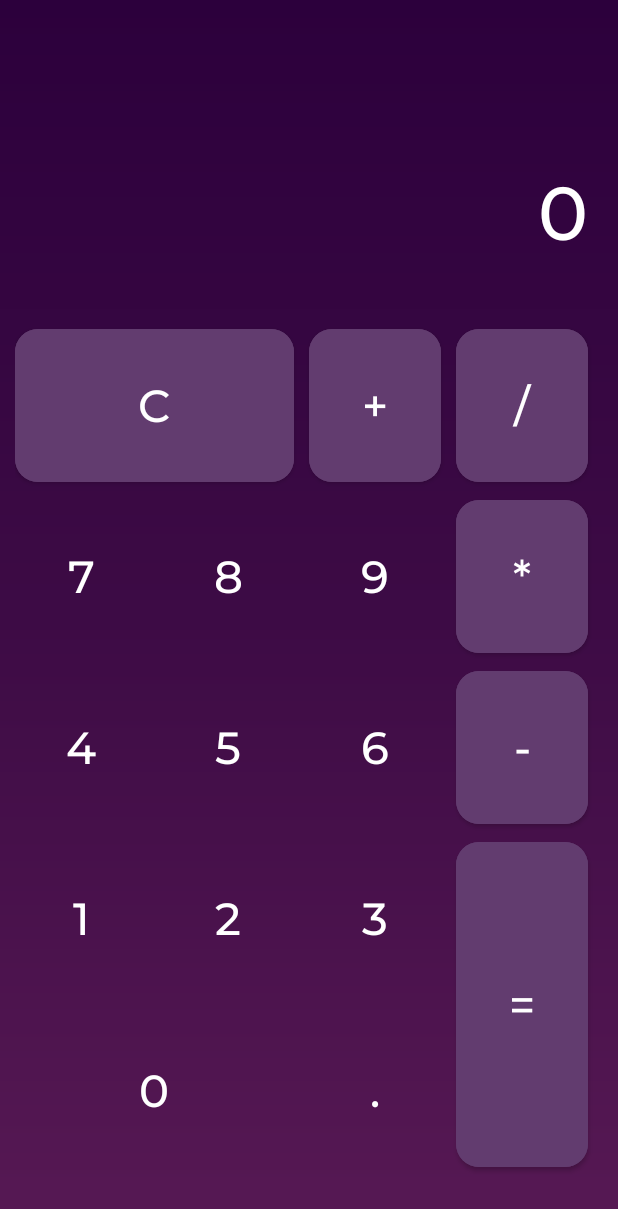
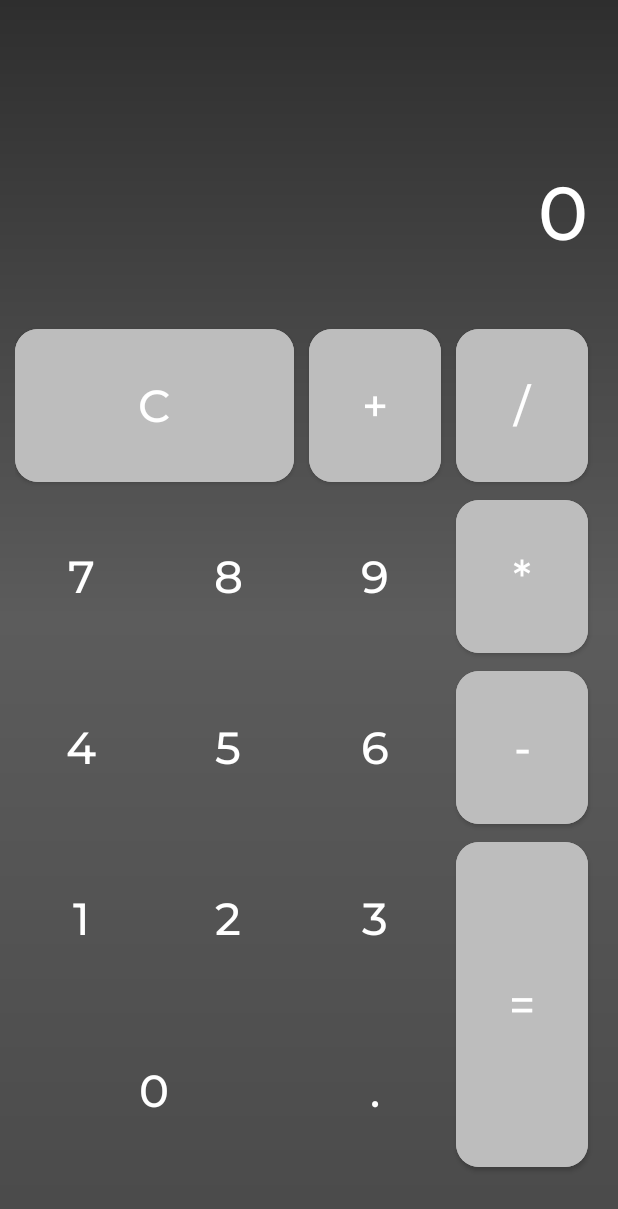
Before and after one commit to vijaypatel5015/Calculator, an Android app: the screen it shows after launch (MainActivity), after a tap on an icon or button, on a phone screen of 412 x 824 dp. Shown: the top 1209 px of the screen. Run offline under Robolectric (Android 15) with nearby library versions, the phone set to English and light mode, and no system bars.

Commit message:
Updated screenshots in the screenshots folder

```diff
--- a/app/build.gradle
+++ b/app/build.gradle
@@ -4,11 +4,11 @@ plugins {
 }
 
 android {
-    namespace 'com.hadirahimi.calculator'
+    namespace 'com.vij.calculator'
     compileSdk 33
 
     defaultConfig {
-        applicationId "com.hadirahimi.calculator"
+        applicationId "com.vij.calculator"
         minSdk 23
         targetSdk 33
         versionCode 1
@@ -41,6 +41,7 @@ dependencies {
     implementation 'androidx.appcompat:appcompat:1.6.1'
     implementation 'com.google.android.material:material:1.8.0'
     implementation 'androidx.constraintlayout:constraintlayout:2.1.4'
+    implementation 'com.google.android.material:material:1.7.0'
     testImplementation 'junit:junit:4.13.2'
     androidTestImplementation 'androidx.test.ext:junit:1.1.5'
     androidTestImplementation 'androidx.test.espresso:espresso-core:3.5.1'
--- a/app/src/main/java/com/vij/calculator/MainActivity.kt
+++ b/app/src/main/java/com/vij/calculator/MainActivity.kt
@@ -1,4 +1,4 @@
-package com.hadirahimi.calculator
+package com.vij.calculator
 
 import android.annotation.SuppressLint
 import android.os.Bundle
@@ -6,110 +6,136 @@ import android.view.WindowManager
 import android.widget.Button
 import androidx.appcompat.app.AppCompatActivity
 import androidx.core.view.children
-import com.hadirahimi.calculator.databinding.ActivityMainBinding
+import com.vij.calculator.databinding.ActivityMainBinding
+import java.util.*
 
-class MainActivity : AppCompatActivity()
-{
-    //binding
-    private lateinit var binding : ActivityMainBinding
+class MainActivity : AppCompatActivity() {
+    private lateinit var binding: ActivityMainBinding
+    private var expression = ""
 
-    //other
-    private var firstnumber = ""
-    private var currentNumber = ""
-    private var currentOperator = ""
-    private var result = ""
     @SuppressLint("SetTextI18n")
-    override fun onCreate(savedInstanceState : Bundle?)
-    {
+    override fun onCreate(savedInstanceState: Bundle?) {
         super.onCreate(savedInstanceState)
         binding = ActivityMainBinding.inflate(layoutInflater)
         setContentView(binding.root)
 
-        //NoLimitScreen
-        window.setFlags(WindowManager.LayoutParams.FLAG_LAYOUT_NO_LIMITS,WindowManager.LayoutParams.FLAG_LAYOUT_NO_LIMITS)
-        //initViews
-        binding.apply {
-            // get all buttons
+        window.setFlags(
+            WindowManager.LayoutParams.FLAG_LAYOUT_NO_LIMITS,
+            WindowManager.LayoutParams.FLAG_LAYOUT_NO_LIMITS
+        )
+
+        setupButtonClickListeners()
+    }
+
+    @SuppressLint("SetTextI18n")
+    private fun setupButtonClickListeners() {
         binding.layoutMain.children.filterIsInstance<Button>().forEach { button ->
-                //buttons click listener
-                button.setOnClickListener {
-                    //get clicked button text
-                    val buttonText = button.text.toString()
-                    when{
-                        buttonText.matches(Regex("[0-9]"))->{
-                            if(currentOperator.isEmpty())
-                            {
-                                firstnumber+=buttonText
-                                tvResult.text = firstnumber
-                            }else
-                            {
-                                currentNumber+=buttonText
-                                tvResult.text = currentNumber
+            button.setOnClickListener { handleButtonClick(button.text.toString()) }
         }
     }
-                        buttonText.matches(Regex("[+\\-*/]"))->{
-                            currentNumber = ""
-                            if (tvResult.text.toString().isNotEmpty())
-                            {
-                                currentOperator = buttonText
-                                tvResult.text = "0"
+
+    @SuppressLint("SetTextI18n")
+    private fun handleButtonClick(buttonText: String) {
+        when {
+            buttonText.matches(Regex("[0-9]")) || buttonText == "." -> handleNumberInput(buttonText)
+            buttonText.matches(Regex("[-+*/]")) -> handleOperatorInput(buttonText)
+            buttonText == "=" -> calculateResult()
+            buttonText == "C" -> clearCalculator()
         }
     }
-                        buttonText == "="->{
-                            if (currentNumber.isNotEmpty()&& currentOperator.isNotEmpty())
-                            {
-                                tvFormula.text = "$firstnumber$currentOperator$currentNumber"
-                                result = evaluateExpression(firstnumber,currentNumber,currentOperator)
-                                firstnumber = result
-                                tvResult.text = result
+
+    private fun handleNumberInput(number: String) {
+        expression += number
+        binding.tvResult.text = expression
+    }
+
+    private fun handleOperatorInput(operator: String) {
+        if (expression.isNotEmpty() && !expression.last().toString().matches(Regex("[-+*/]"))) {
+            expression += operator
+            binding.tvResult.text = expression
         }
     }
-                        buttonText == "."->{
-                            if(currentOperator.isEmpty())
-                            {
-                                if (! firstnumber.contains("."))
-                                {
-                                    if(firstnumber.isEmpty())firstnumber+="0$buttonText"
-                                    else firstnumber +=buttonText
-                                    tvResult.text = firstnumber
-                                }
-                            }else
-                            {
-                                if (! currentNumber.contains("."))
-                                {
-                                    if(currentNumber.isEmpty()) currentNumber+="0$buttonText"
-                                    else currentNumber +=buttonText
-                                    tvResult.text = currentNumber
-                                }
-                            }
-                        }
-                        buttonText == "C"->{
-                            currentNumber = ""
-                            firstnumber = ""
-                            currentOperator = ""
-                            tvResult.text = "0"
-                            tvFormula.text = ""
-                        }
+
+    private fun calculateResult() {
+        if (expression.isNotEmpty()) {
+            try {
+                val result = evaluateExpression(expression)
+                binding.tvFormula.text = expression
+                binding.tvResult.text = result
+                expression = result // Set result as new expression for continued calculations
+            } catch (e: Exception) {
+                binding.tvResult.text = "Error"
+                expression = ""
             }
         }
     }
 
+    private fun clearCalculator() {
+        expression = ""
+        binding.tvResult.text = "0"
+        binding.tvFormula.text = ""
+    }
 
+    private fun evaluateExpression(expression: String): String {
+        return try {
+            val postfix = infixToPostfix(expression)
+            val result = evaluatePostfix(postfix)
+            result.toString()
+        } catch (e: Exception) {
+            "Error"
         }
     }
 
-     //functions
-     private fun evaluateExpression(firstNumber:String,secondNumber:String,operator:String):String
-     {
-         val num1  = firstNumber.toDouble()
-         val num2  = secondNumber.toDouble()
-         return when(operator)
-         {
-             "+"-> (num1+num2).toString()
-             "-"-> (num1-num2).toString()
-             "*"-> (num1*num2).toString()
-             "/"-> (num1/num2).toString()
-             else ->""
+    // Convert infix notation to postfix notation using the Shunting-Yard Algorithm
+    private fun infixToPostfix(expression: String): List<String> {
+        val output = mutableListOf<String>()
+        val operators = Stack<Char>()
+        val precedence = mapOf('+' to 1, '-' to 1, '*' to 2, '/' to 2)
+
+        var numberBuffer = ""
+
+        for (char in expression) {
+            when {
+                char.isDigit() || char == '.' -> numberBuffer += char
+                char in precedence -> {
+                    if (numberBuffer.isNotEmpty()) {
+                        output.add(numberBuffer)
+                        numberBuffer = ""
+                    }
+                    while (operators.isNotEmpty() && precedence[char]!! <= precedence[operators.peek()]!!) {
+                        output.add(operators.pop().toString())
+                    }
+                    operators.push(char)
                 }
             }
         }
+        if (numberBuffer.isNotEmpty()) output.add(numberBuffer)
+        while (operators.isNotEmpty()) output.add(operators.pop().toString())
+
+        return output
+    }
+
+    // Evaluate the postfix expression
+    private fun evaluatePostfix(postfix: List<String>): Double {
+        val stack = Stack<Double>()
+
+        for (token in postfix) {
+            when {
+                token.matches(Regex("-?\\d+(\\.\\d+)?")) -> stack.push(token.toDouble())
+                else -> {
+                    val b = stack.pop()
+                    val a = stack.pop()
+                    val result = when (token) {
+                        "+" -> a + b
+                        "-" -> a - b
+                        "*" -> a * b
+                        "/" -> if (b != 0.0) a / b else throw ArithmeticException("Divide by zero")
+                        else -> throw IllegalArgumentException("Unknown operator")
+                    }
+                    stack.push(result)
+                }
+            }
+        }
+        return stack.pop()
+    }
+}
--- a/app/src/main/res/drawable/bg_btn.xml
+++ b/app/src/main/res/drawable/bg_btn.xml
@@ -1,8 +1,8 @@
 <?xml version="1.0" encoding="utf-8"?>
-<ripple android:color="@color/back1" xmlns:android="http://schemas.android.com/apk/res/android">
+<ripple android:color="?attr/colorPrimary" xmlns:android="http://schemas.android.com/apk/res/android">
     <item>
         <shape>
-            <solid android:color="@color/soft_purple"/>
+            <solid android:color="?attr/colorSecondary"/>
             <corners android:radius="15dp"/>
         </shape>
     </item>
--- a/app/src/main/res/layout/activity_main.xml
+++ b/app/src/main/res/layout/activity_main.xml
@@ -16,7 +16,7 @@
         android:layout_marginTop="60dp"
         android:fontFamily="@font/montserrat_medium"
         android:gravity="end"
-        android:textColor="@color/soft_purple"
+        android:textColor="@color/soft_grey"
         android:textSize="30sp"
         app:layout_constraintTop_toTopOf="parent"
         tools:text="formula"/>
@@ -57,7 +57,7 @@
             android:layout_columnSpan="2"
             android:layout_columnWeight="2"
             android:layout_marginEnd="10dp"
-            android:backgroundTint="@color/soft_purple"
+            android:backgroundTint="@color/soft_grey"
             android:fontFamily="@font/montserrat_medium"
             android:text="@string/c"
             android:textSize="30sp"
@@ -70,7 +70,7 @@
             android:layout_columnSpan="1"
             android:layout_columnWeight="1"
             android:layout_marginEnd="10dp"
-            android:backgroundTint="@color/soft_purple"
+            android:backgroundTint="@color/soft_grey"
             android:fontFamily="@font/montserrat_medium"
             android:text="@string/plus"
             android:textSize="30sp"
@@ -83,7 +83,7 @@
             android:layout_columnSpan="1"
             android:layout_columnWeight="1"
             android:layout_marginEnd="10dp"
-            android:backgroundTint="@color/soft_purple"
+            android:backgroundTint="@color/soft_grey"
             android:fontFamily="@font/montserrat_medium"
             android:text="@string/divide"
             android:textSize="30sp"
@@ -135,7 +135,7 @@
             android:layout_columnSpan="1"
             android:layout_columnWeight="1"
             android:layout_marginEnd="10dp"
-            android:backgroundTint="@color/soft_purple"
+            android:backgroundTint="@color/soft_grey"
             android:fontFamily="@font/montserrat_medium"
             android:text="@string/multiply"
             android:textSize="30sp"
@@ -187,7 +187,7 @@
             android:layout_columnSpan="1"
             android:layout_columnWeight="1"
             android:layout_marginEnd="10dp"
-            android:backgroundTint="@color/soft_purple"
+            android:backgroundTint="@color/soft_grey"
             android:fontFamily="@font/montserrat_medium"
             android:text="@string/mines"
             android:textSize="30sp"
@@ -240,7 +240,7 @@
             android:layout_columnSpan="1"
             android:layout_columnWeight="1"
             android:layout_marginEnd="10dp"
-            android:backgroundTint="@color/soft_purple"
+            android:backgroundTint="@color/soft_grey"
             android:fontFamily="@font/montserrat_medium"
             android:text="@string/equal"
             android:textSize="30sp"
--- a/app/src/main/res/values-night/themes.xml
+++ b/app/src/main/res/values-night/themes.xml
@@ -2,8 +2,8 @@
     <!-- Base application theme. -->
     <style name="Theme.Calculator" parent="Theme.MaterialComponents.DayNight.DarkActionBar">
         <!-- Primary brand color. -->
-        <item name="colorPrimary">@color/purple_200</item>
-        <item name="colorPrimaryVariant">@color/purple_700</item>
+        <item name="colorPrimary">@color/grey_200</item>
+        <item name="colorPrimaryVariant">@color/grey_700</item>
         <item name="colorOnPrimary">@color/black</item>
         <!-- Secondary brand color. -->
         <item name="colorSecondary">@color/teal_200</item>
--- a/app/src/main/res/values/colors.xml
+++ b/app/src/main/res/values/colors.xml
@@ -1,17 +1,18 @@
 <?xml version="1.0" encoding="utf-8"?>
 <resources>
-    <color name="purple_200">#FFBB86FC</color>
-    <color name="purple_500">#FF6200EE</color>
-    <color name="purple_700">#FF3700B3</color>
+    <color name="grey_200">#EEEEEE</color>  <!-- Very Light Grey -->
+    <color name="grey_500">#9E9E9E</color>  <!-- Medium Grey -->
+    <color name="grey_700">#616161</color>  <!-- Dark Grey -->
+    <color name="soft_grey">#BDBDBD</color>  <!-- Soft Grey -->
     <color name="teal_200">#FF03DAC5</color>
     <color name="teal_700">#FF018786</color>
     <color name="black">#FF000000</color>
     <color name="white">#FFFFFFFF</color>
 
-    <color name="back1">#571954</color>
-    <color name="back2">#2C003C</color>
-    <color name="back3">#3D0B45</color>
-    <color name="soft_purple">#623C6F</color>
+    <color name="back1">#4A4A4A</color>
+    <color name="back2">#2E2E2E</color>
+    <color name="back3">#5C5C5C</color>
+
 
 
 </resources>
--- a/app/src/main/res/values/themes.xml
+++ b/app/src/main/res/values/themes.xml
@@ -2,8 +2,8 @@
     <!-- Base application theme. -->
     <style name="Theme.Calculator" parent="Theme.MaterialComponents.Light.NoActionBar">
         <!-- Primary brand color. -->
-        <item name="colorPrimary">@color/purple_500</item>
-        <item name="colorPrimaryVariant">@color/purple_700</item>
+        <item name="colorPrimary">@color/grey_500</item>
+        <item name="colorPrimaryVariant">@color/grey_700</item>
         <item name="colorOnPrimary">@color/white</item>
         <!-- Secondary brand color. -->
         <item name="colorSecondary">@color/teal_200</item>
```
Also changed, not shown: 5 other files. Lines whose indentation alone changed are shown as unchanged.
